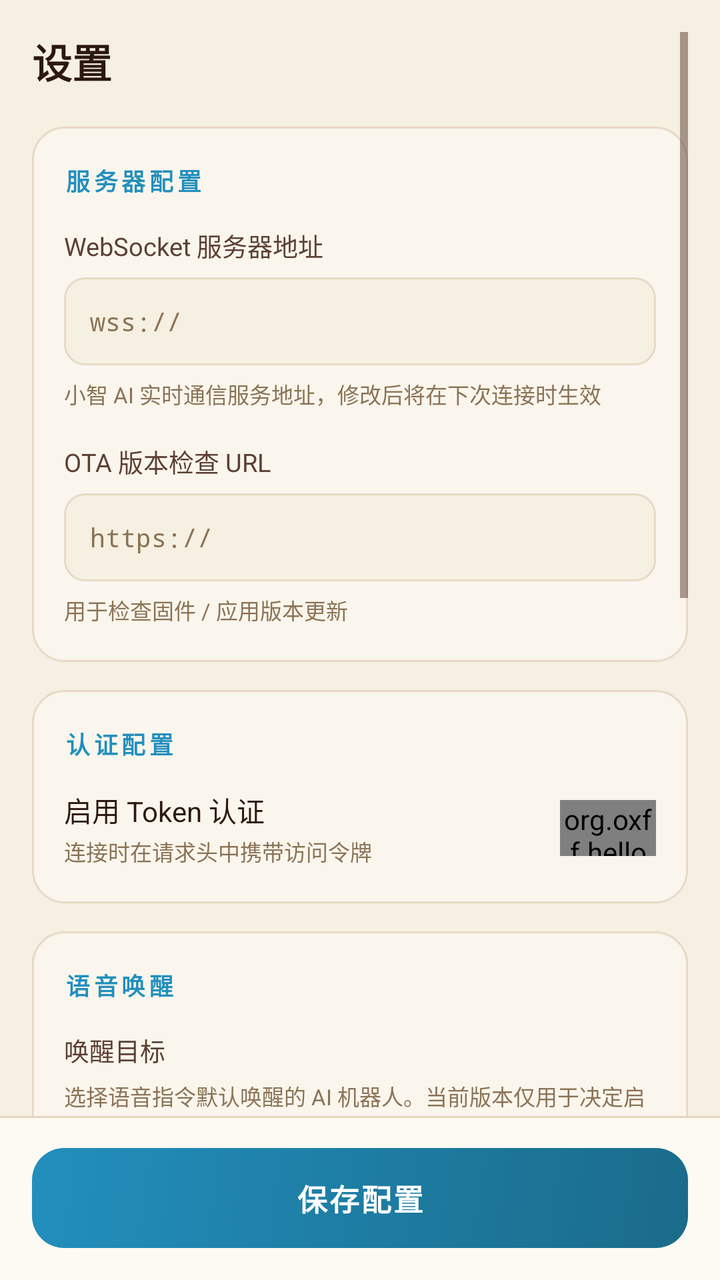
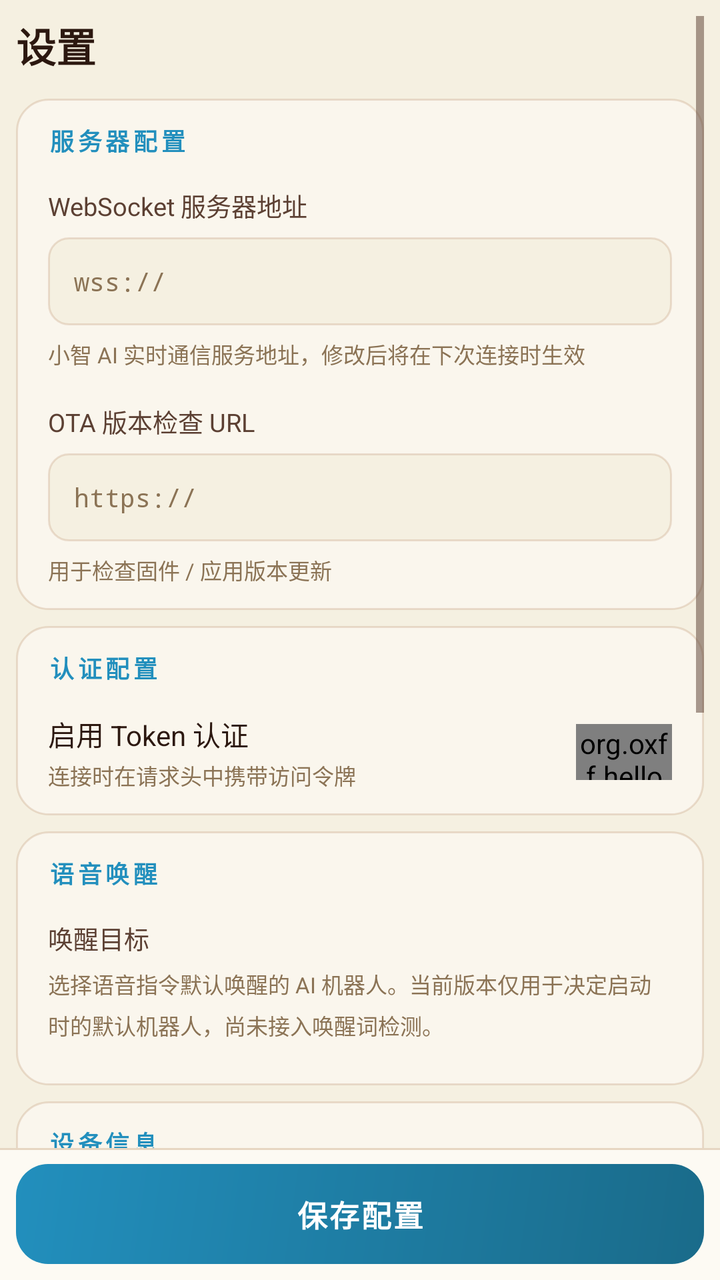

Two renders of the same Android screen: before a commit and after it. Below are the layout's source before the change and the commit's diff.
<!-- AndroidManifest.xml: application theme Theme.HelloXiaoZhi -->
<!-- res/layout/view_page_settings.xml -->
<?xml version="1.0" encoding="utf-8"?>
<LinearLayout xmlns:android="http://schemas.android.com/apk/res/android"
    android:layout_width="match_parent"
    android:layout_height="match_parent"
    android:orientation="vertical">

    <ScrollView
        android:layout_width="match_parent"
        android:layout_height="0dp"
        android:layout_weight="1"
        android:clipToPadding="false"
        android:padding="16dp">

        <LinearLayout
            android:layout_width="match_parent"
            android:layout_height="wrap_content"
            android:orientation="vertical">

            <TextView
                style="@style/Xz.Text.SectionTitle"
                android:layout_width="wrap_content"
                android:layout_height="wrap_content"
                android:layout_marginBottom="4dp"
                android:text="@string/settings_title" />

            
            <LinearLayout
                style="@style/Xz.Card"
                android:layout_marginTop="14dp">

                <TextView
                    style="@style/Xz.Text.GroupTitle"
                    android:layout_width="wrap_content"
                    android:layout_height="wrap_content"
                    android:layout_marginBottom="14dp"
                    android:text="@string/settings_group_server" />

                <TextView
                    style="@style/Xz.Text.Label"
                    android:layout_width="wrap_content"
                    android:layout_height="wrap_content"
                    android:layout_marginBottom="7dp"
                    android:text="@string/settings_ws_url" />

                <EditText
                    android:id="@+id/ws_url_edit"
                    style="@style/Xz.Field"
                    android:hint="wss://" />

                <TextView
                    style="@style/Xz.Text.Hint"
                    android:layout_width="wrap_content"
                    android:layout_height="wrap_content"
                    android:layout_marginTop="6dp"
                    android:layout_marginBottom="16dp"
                    android:text="@string/settings_ws_url_hint" />

                <TextView
                    style="@style/Xz.Text.Label"
                    android:layout_width="wrap_content"
                    android:layout_height="wrap_content"
                    android:layout_marginBottom="7dp"
                    android:text="@string/settings_ota_url" />

                <EditText
                    android:id="@+id/ota_url_edit"
                    style="@style/Xz.Field"
                    android:hint="https://" />

                <TextView
                    style="@style/Xz.Text.Hint"
                    android:layout_width="wrap_content"
                    android:layout_height="wrap_content"
                    android:layout_marginTop="6dp"
                    android:text="@string/settings_ota_url_hint" />
            </LinearLayout>

            
            <LinearLayout
                style="@style/Xz.Card"
                android:layout_marginTop="14dp">

                <TextView
                    style="@style/Xz.Text.GroupTitle"
                    android:layout_width="wrap_content"
                    android:layout_height="wrap_content"
                    android:layout_marginBottom="14dp"
                    android:text="@string/settings_group_auth" />

                <LinearLayout
                    android:layout_width="match_parent"
                    android:layout_height="wrap_content"
                    android:gravity="center_vertical"
                    android:orientation="horizontal">

                    <LinearLayout
                        android:layout_width="0dp"
                        android:layout_height="wrap_content"
                        android:layout_weight="1"
                        android:orientation="vertical">

                        <TextView
                            style="@style/Xz.Text.LabelStrong"
                            android:layout_width="wrap_content"
                            android:layout_height="wrap_content"
                            android:text="@string/settings_token_enable" />

                        <TextView
                            style="@style/Xz.Text.Hint"
                            android:layout_width="wrap_content"
                            android:layout_height="wrap_content"
                            android:layout_marginTop="2dp"
                            android:text="@string/settings_token_enable_hint" />
                    </LinearLayout>

                    <org.oxff.helloxiaozhi.ui.view.XzSwitch
                        android:id="@+id/token_switch"
                        android:layout_width="48dp"
                        android:layout_height="28dp"
                        android:layout_marginStart="12dp" />
                </LinearLayout>

                <LinearLayout
                    android:id="@+id/token_wrap"
                    android:layout_width="match_parent"
                    android:layout_height="wrap_content"
                    android:orientation="vertical"
                    android:visibility="gone">

                    <TextView
                        style="@style/Xz.Text.Label"
                        android:layout_width="wrap_content"
                        android:layout_height="wrap_content"
                        android:layout_marginTop="14dp"
                        android:layout_marginBottom="7dp"
                        android:text="@string/settings_token" />

                    <EditText
                        android:id="@+id/token_edit"
                        style="@style/Xz.Field"
                        android:hint="@string/settings_token_hint" />
                </LinearLayout>
            </LinearLayout>

            
            <LinearLayout
                style="@style/Xz.Card"
                android:layout_marginTop="14dp">

                <TextView
                    style="@style/Xz.Text.GroupTitle"
                    android:layout_width="wrap_content"
                    android:layout_height="wrap_content"
                    android:layout_marginBottom="14dp"
                    android:text="@string/settings_group_wake" />

                <TextView
                    style="@style/Xz.Text.Label"
                    android:layout_width="wrap_content"
                    android:layout_height="wrap_content"
                    android:text="@string/settings_wake_label" />

                <TextView
                    style="@style/Xz.Text.Hint"
                    android:layout_width="wrap_content"
                    android:layout_height="wrap_content"
                    android:layout_marginTop="6dp"
                    android:layout_marginBottom="10dp"
                    android:text="@string/settings_wake_hint" />

                <androidx.recyclerview.widget.RecyclerView
                    android:id="@+id/wake_target_list"
                    android:layout_width="match_parent"
                    android:layout_height="wrap_content"
                    android:nestedScrollingEnabled="false"
                    android:overScrollMode="never" />
            </LinearLayout>

            
            <LinearLayout
                style="@style/Xz.Card"
                android:layout_marginTop="14dp">

                <TextView
                    style="@style/Xz.Text.GroupTitle"
                    android:layout_width="wrap_content"
                    android:layout_height="wrap_content"
                    android:layout_marginBottom="14dp"
                    android:text="@string/settings_group_device" />

                <TextView
                    style="@style/Xz.Text.Label"
                    android:layout_width="wrap_content"
                    android:layout_height="wrap_content"
                    android:layout_marginBottom="7dp"
                    android:text="@string/settings_device_id" />

                <LinearLayout
                    android:layout_width="match_parent"
                    android:layout_height="wrap_content"
                    android:orientation="horizontal">

                    <EditText
                        android:id="@+id/device_id_edit"
                        style="@style/Xz.Field"
                        android:layout_width="0dp"
                        android:layout_weight="1"
                        android:editable="false"
                        android:focusable="false" />

                    <ImageButton
                        android:id="@+id/btn_copy"
                        android:layout_width="44dp"
                        android:layout_height="44dp"
                        android:layout_marginStart="9dp"
                        android:background="@drawable/bg_square_btn"
                        android:contentDescription="@string/settings_copy_device_id"
                        android:src="@drawable/ic_copy"
                        android:tint="@color/xz_text_secondary" />
                </LinearLayout>

                <TextView
                    style="@style/Xz.Text.Hint"
                    android:layout_width="wrap_content"
                    android:layout_height="wrap_content"
                    android:layout_marginTop="6dp"
                    android:layout_marginBottom="16dp"
                    android:text="@string/settings_device_id_hint" />

                <TextView
                    android:id="@+id/btn_get_code"
                    style="@style/Xz.Button.Ghost"
                    android:text="@string/settings_get_code" />

                <TextView
                    style="@style/Xz.Text.Hint"
                    android:layout_width="match_parent"
                    android:layout_height="wrap_content"
                    android:layout_marginTop="6dp"
                    android:gravity="center"
                    android:text="@string/settings_get_code_hint" />
            </LinearLayout>

            
            <LinearLayout
                android:layout_width="match_parent"
                android:layout_height="wrap_content"
                android:layout_marginTop="14dp"
                android:background="@drawable/bg_card_danger"
                android:orientation="vertical"
                android:paddingStart="@dimen/xz_card_padding_h"
                android:paddingTop="@dimen/xz_card_padding_v"
                android:paddingEnd="@dimen/xz_card_padding_h"
                android:paddingBottom="@dimen/xz_card_padding_v">

                <TextView
                    style="@style/Xz.Text.GroupTitle"
                    android:layout_width="wrap_content"
                    android:layout_height="wrap_content"
                    android:layout_marginBottom="14dp"
                    android:text="@string/settings_group_danger"
                    android:textColor="@color/xz_error" />

                <TextView
                    android:id="@+id/btn_reset"
                    style="@style/Xz.Button.Danger"
                    android:text="@string/settings_reset" />

                <TextView
                    style="@style/Xz.Text.Hint"
                    android:layout_width="match_parent"
                    android:layout_height="wrap_content"
                    android:layout_marginTop="8dp"
                    android:gravity="center"
                    android:text="@string/settings_reset_hint" />
            </LinearLayout>
        </LinearLayout>
    </ScrollView>

    
    <LinearLayout
        android:layout_width="match_parent"
        android:layout_height="wrap_content"
        android:background="@drawable/bg_bar_top_divider"
        android:padding="16dp">

        <TextView
            android:id="@+id/btn_save"
            style="@style/Xz.Button.Primary"
            android:text="@string/settings_save" />
    </LinearLayout>
</LinearLayout>
<!-- resources referenced by this layout -->
<resources>
  <color name="xz_error">#FFDC2626</color>
  <color name="xz_text_secondary">#FF5C4033</color>
  <dimen name="xz_card_padding_h">16dp</dimen>
  <dimen name="xz_card_padding_v">18dp</dimen>
  <string name="settings_copy_device_id">复制设备 ID</string>
  <string name="settings_device_id">设备 ID</string>
  <string name="settings_device_id_hint">本机物理 MAC，作为默认机器人的身份与新建机器人的初始值</string>
  <string name="settings_get_code">获取激活码</string>
  <string name="settings_get_code_hint">点击获取设备绑定验证码，用于网页端激活</string>
  <string name="settings_group_auth">认证配置</string>
  <string name="settings_group_danger">危险操作</string>
  <string name="settings_group_device">设备信息</string>
  <string name="settings_group_server">服务器配置</string>
  <string name="settings_group_wake">语音唤醒</string>
  <string name="settings_ota_url">OTA 版本检查 URL</string>
  <string name="settings_ota_url_hint">用于检查固件 / 应用版本更新</string>
  <string name="settings_reset">重置应用数据</string>
  <string name="settings_reset_hint">清除所有本地配置、聊天记录及机器人数据</string>
  <string name="settings_save">保存配置</string>
  <string name="settings_title">设置</string>
  <string name="settings_token">访问令牌（Token）</string>
  <string name="settings_token_enable">启用 Token 认证</string>
  <string name="settings_token_enable_hint">连接时在请求头中携带访问令牌</string>
  <string name="settings_token_hint">输入你的访问令牌</string>
  <string name="settings_wake_hint">选择语音指令默认唤醒的 AI 机器人。当前版本仅用于决定启动时的默认机器人，尚未接入唤醒词检测。</string>
  <string name="settings_wake_label">唤醒目标</string>
  <string name="settings_ws_url">WebSocket 服务器地址</string>
  <string name="settings_ws_url_hint">小智 AI 实时通信服务地址，修改后将在下次连接时生效</string>
  <style name="Xz.Text.GroupTitle" parent="">
          <item name="android:textSize">12sp</item>
          <item name="android:textStyle">bold</item>
          <item name="android:textColor">@color/xz_primary</item>
          <item name="android:letterSpacing">0.16</item>
      </style>
  <style name="Xz.Text.Hint" parent="">
          <item name="android:textSize">11sp</item>
          <item name="android:textColor">@color/xz_text_hint</item>
          <item name="android:lineSpacingMultiplier">1.3</item>
      </style>
  <style name="Xz.Text.Label" parent="">
          <item name="android:textSize">12.5sp</item>
          <item name="android:textColor">@color/xz_text_secondary</item>
      </style>
  <style name="Xz.Text.LabelStrong" parent="">
          <item name="android:textSize">14sp</item>
          <item name="android:textColor">@color/xz_text_primary</item>
      </style>
  <style name="Xz.Text.SectionTitle" parent="">
          <item name="android:textSize">20sp</item>
          <item name="android:textStyle">bold</item>
          <item name="android:textColor">@color/xz_text_primary</item>
      </style>
  <color name="xz_border_subtle">#268B4513</color>
  <dimen name="xz_stroke">1dp</dimen>
  <color name="xz_bg_blur">#FDFAF3</color>
  <dimen name="xz_radius_md">16dp</dimen>
  <color name="xz_danger_bg">#0FDC2626</color>
  <color name="xz_danger_border">#33DC2626</color>
  <dimen name="xz_radius_sm">10dp</dimen>
  <color name="xz_bg_input">#FFF5F0E1</color>
  <color name="xz_text_on_primary">#FFFFFFFF</color>
  <dimen name="xz_field_height">44dp</dimen>
  <color name="xz_text_primary">#FF2C1810</color>
  <color name="xz_text_hint">#FF8B7355</color>
  <color name="xz_primary">#FF228FBD</color>
  <color name="xz_grad_user_start">#FF228FBD</color>
  <color name="xz_accent_ai">#FF8B4513</color>
  <color name="xz_bg_card">#FFFAF6ED</color>
  <color name="xz_bg_deep">#FFF5F0E1</color>
  <color name="xz_danger_fill">#1ADC2626</color>
  <color name="xz_danger_stroke">#66DC2626</color>
  <color name="xz_grad_user_end">#FF1A6B8A</color>
  <dimen name="xz_stroke_focus">2dp</dimen>
  <color name="xz_border_focus">#FF228FBD</color>
  <!-- unchanged entries left out for length: 15 -->
</resources>

<!-- the commit's change to res/layout/view_page_settings.xml (unified diff, before → after) -->
@@ -9,7 +9,7 @@
         android:layout_height="0dp"
         android:layout_weight="1"
         android:clipToPadding="false"
-        android:padding="16dp">
+        android:padding="8dp">
 
         <LinearLayout
             android:layout_width="match_parent"
@@ -26,7 +26,7 @@
             
             <LinearLayout
                 style="@style/Xz.Card"
-                android:layout_marginTop="14dp">
+                android:layout_marginTop="8dp">
 
                 <TextView
                     style="@style/Xz.Text.GroupTitle"
@@ -78,7 +78,7 @@
             
             <LinearLayout
                 style="@style/Xz.Card"
-                android:layout_marginTop="14dp">
+                android:layout_marginTop="8dp">
 
                 <TextView
                     style="@style/Xz.Text.GroupTitle"
@@ -145,7 +145,7 @@
             
             <LinearLayout
                 style="@style/Xz.Card"
-                android:layout_marginTop="14dp">
+                android:layout_marginTop="8dp">
 
                 <TextView
                     style="@style/Xz.Text.GroupTitle"
@@ -179,7 +179,7 @@
             
             <LinearLayout
                 style="@style/Xz.Card"
-                android:layout_marginTop="14dp">
+                android:layout_marginTop="8dp">
 
                 <TextView
                     style="@style/Xz.Text.GroupTitle"
@@ -245,7 +245,7 @@
             <LinearLayout
                 android:layout_width="match_parent"
                 android:layout_height="wrap_content"
-                android:layout_marginTop="14dp"
+                android:layout_marginTop="8dp"
                 android:background="@drawable/bg_card_danger"
                 android:orientation="vertical"
                 android:paddingStart="@dimen/xz_card_padding_h"
@@ -282,7 +282,7 @@
         android:layout_width="match_parent"
         android:layout_height="wrap_content"
         android:background="@drawable/bg_bar_top_divider"
-        android:padding="16dp">
+        android:padding="8dp">
 
         <TextView
             android:id="@+id/btn_save"
<!-- resource entries referenced after the edit -->
@@ -3,7 +3,7 @@
   <color name="xz_error">#FFDC2626</color>
   <color name="xz_text_secondary">#FF5C4033</color>
   <dimen name="xz_card_padding_h">16dp</dimen>
-  <dimen name="xz_card_padding_v">18dp</dimen>
+  <dimen name="xz_card_padding_v">12dp</dimen>
   <string name="settings_copy_device_id">复制设备 ID</string>
   <string name="settings_device_id">设备 ID</string>
   <string name="settings_device_id_hint">本机物理 MAC，作为默认机器人的身份与新建机器人的初始值</string>
